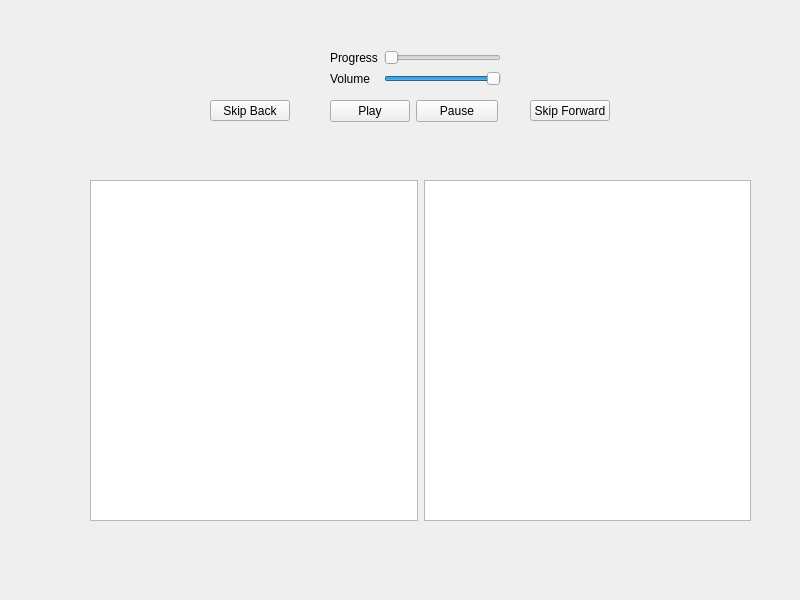
First picture: the form in MusicPlayer.ui, repository MatthewG01/Qt_MusicPlayer, before the edit.
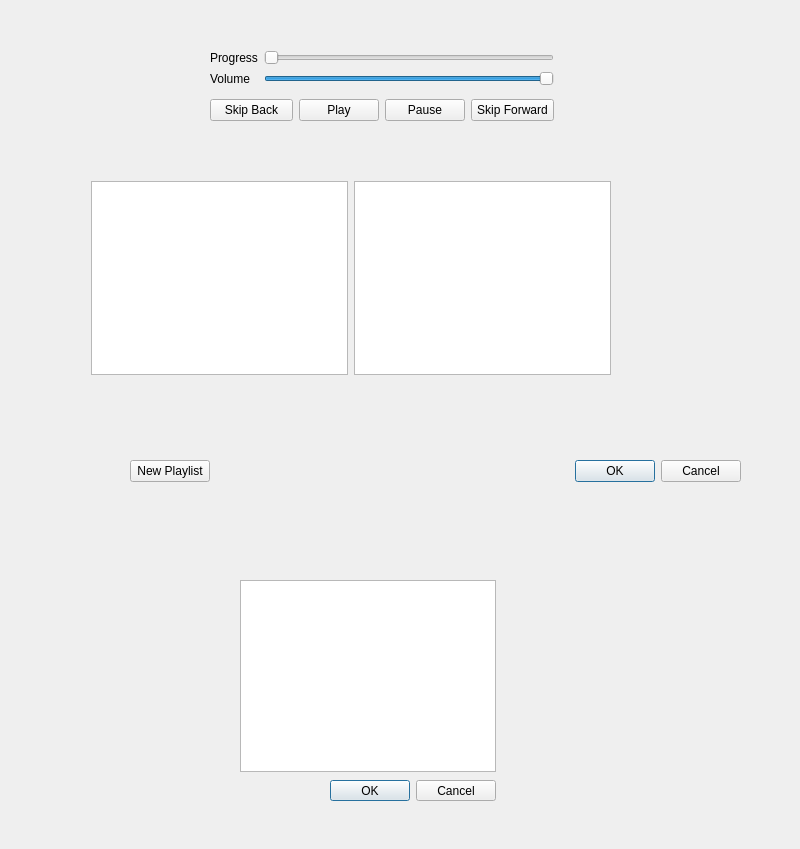
Second picture: the form after the edit.

Commit message: Added default playlist creation

```diff
--- a/MusicPlayer.ui
+++ b/MusicPlayer.ui
@@ -7,21 +7,64 @@
     <x>0</x>
     <y>0</y>
     <width>800</width>
-    <height>600</height>
+    <height>849</height>
    </rect>
   </property>
   <property name="windowTitle">
    <string>Widget</string>
   </property>
-  <widget class="QWidget" name="layoutWidget">
+  <widget class="QWidget" name="layoutWidget_2">
+   <property name="geometry">
+    <rect>
+     <x>91</x>
+     <y>181</y>
+     <width>520</width>
+     <height>194</height>
+    </rect>
+   </property>
+   <layout class="QHBoxLayout" name="horizontalLayout">
+    <item>
+     <widget class="QTreeView" name="directoryView"/>
+    </item>
+    <item>
+     <widget class="QListView" name="fileView"/>
+    </item>
+   </layout>
+  </widget>
+  <widget class="QListWidget" name="selectMusic">
+   <property name="geometry">
+    <rect>
+     <x>240</x>
+     <y>580</y>
+     <width>256</width>
+     <height>192</height>
+    </rect>
+   </property>
+  </widget>
+  <widget class="QDialogButtonBox" name="buttonBox_2">
    <property name="geometry">
     <rect>
      <x>330</x>
+     <y>780</y>
+     <width>166</width>
+     <height>21</height>
+    </rect>
+   </property>
+   <property name="standardButtons">
+    <set>QDialogButtonBox::Cancel|QDialogButtonBox::Ok</set>
+   </property>
+  </widget>
+  <widget class="QWidget" name="">
+   <property name="geometry">
+    <rect>
+     <x>210</x>
      <y>50</y>
-     <width>171</width>
-     <height>38</height>
+     <width>344</width>
+     <height>71</height>
     </rect>
    </property>
+   <layout class="QVBoxLayout" name="verticalLayout_2">
+    <item>
    <layout class="QFormLayout" name="formLayout">
     <item row="0" column="0">
      <widget class="QLabel" name="progressLabel">
@@ -55,47 +98,17 @@
      </widget>
     </item>
    </layout>
-  </widget>
-  <widget class="QPushButton" name="skipForwardButton">
-   <property name="geometry">
-    <rect>
-     <x>530</x>
-     <y>100</y>
-     <width>80</width>
-     <height>21</height>
-    </rect>
-   </property>
+    </item>
+    <item>
+     <layout class="QHBoxLayout" name="horizontalLayout_2">
+      <item>
+       <widget class="QPushButton" name="skipBacButton">
    <property name="text">
-    <string>Skip Forward</string>
-   </property>
-  </widget>
-  <widget class="QWidget" name="layoutWidget_2">
-   <property name="geometry">
-    <rect>
-     <x>90</x>
-     <y>180</y>
-     <width>661</width>
-     <height>341</height>
-    </rect>
-   </property>
-   <layout class="QHBoxLayout" name="horizontalLayout">
-    <item>
-     <widget class="QTreeView" name="directoryView"/>
+         <string>Skip Back</string>
+        </property>
+       </widget>
     </item>
     <item>
-     <widget class="QListView" name="fileView"/>
-    </item>
-   </layout>
-  </widget>
-  <widget class="QWidget" name="layoutWidget_3">
-   <property name="geometry">
-    <rect>
-     <x>330</x>
-     <y>100</y>
-     <width>168</width>
-     <height>23</height>
-    </rect>
-   </property>
    <layout class="QFormLayout" name="formLayout_2">
     <item row="0" column="0">
      <widget class="QPushButton" name="play">
@@ -112,19 +125,56 @@
      </widget>
     </item>
    </layout>
-  </widget>
-  <widget class="QPushButton" name="skipBacButton">
+      </item>
+      <item>
+       <widget class="QPushButton" name="skipForwardButton">
+        <property name="text">
+         <string>Skip Forward</string>
+        </property>
+       </widget>
+      </item>
+     </layout>
+    </item>
+   </layout>
+  </widget>
+  <widget class="QWidget" name="">
    <property name="geometry">
     <rect>
-     <x>210</x>
-     <y>100</y>
-     <width>80</width>
-     <height>21</height>
+     <x>130</x>
+     <y>460</y>
+     <width>611</width>
+     <height>23</height>
     </rect>
    </property>
+   <layout class="QHBoxLayout" name="horizontalLayout_3">
+    <item>
+     <widget class="QPushButton" name="makePlaylist">
    <property name="text">
-    <string>Skip Back</string>
-   </property>
+       <string>New Playlist</string>
+      </property>
+     </widget>
+    </item>
+    <item>
+     <spacer name="horizontalSpacer">
+      <property name="orientation">
+       <enum>Qt::Horizontal</enum>
+      </property>
+      <property name="sizeHint" stdset="0">
+       <size>
+        <width>40</width>
+        <height>20</height>
+       </size>
+      </property>
+     </spacer>
+    </item>
+    <item>
+     <widget class="QDialogButtonBox" name="buttonBox">
+      <property name="standardButtons">
+       <set>QDialogButtonBox::Cancel|QDialogButtonBox::Ok</set>
+      </property>
+     </widget>
+    </item>
+   </layout>
   </widget>
  </widget>
  <resources/>
```
Lines whose indentation alone changed are shown as unchanged. The commit also changes 2 other files.
